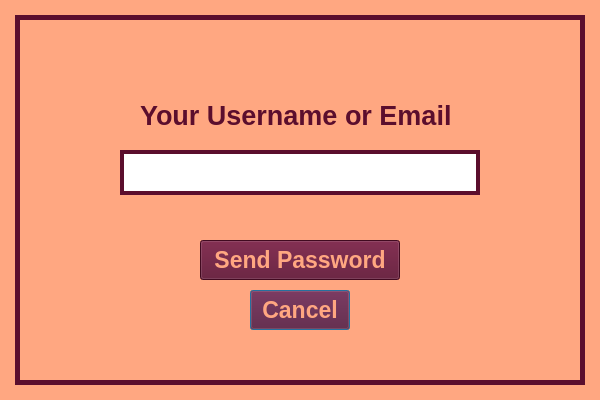
Above: DB_Shop/forget.ui from Pooryamn/QT_Shop before the change. Below: the same form after it.
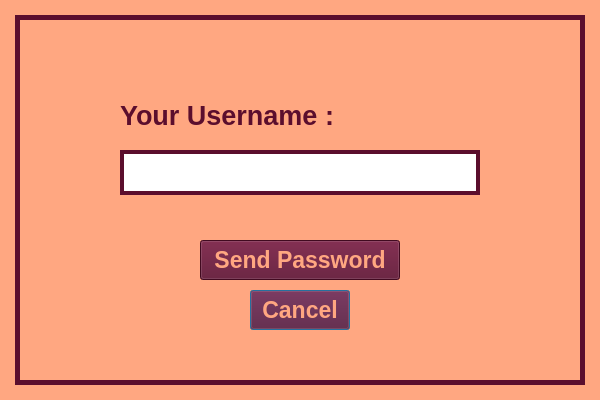
That is the form after the change.

The edit to the form file:
```diff
--- a/DB_Shop/forget.ui
+++ b/DB_Shop/forget.ui
@@ -48,7 +48,7 @@
   <widget class="QLabel" name="lbl_email">
    <property name="geometry">
     <rect>
-     <x>140</x>
+     <x>120</x>
      <y>100</y>
      <width>320</width>
      <height>30</height>
@@ -65,7 +65,7 @@
     <string notr="true">color: rgb(91, 14, 45);</string>
    </property>
    <property name="text">
-    <string>Your Username or Email :</string>
+    <string>Your Username :</string>
    </property>
   </widget>
   <widget class="QLineEdit" name="txt_user">
```
